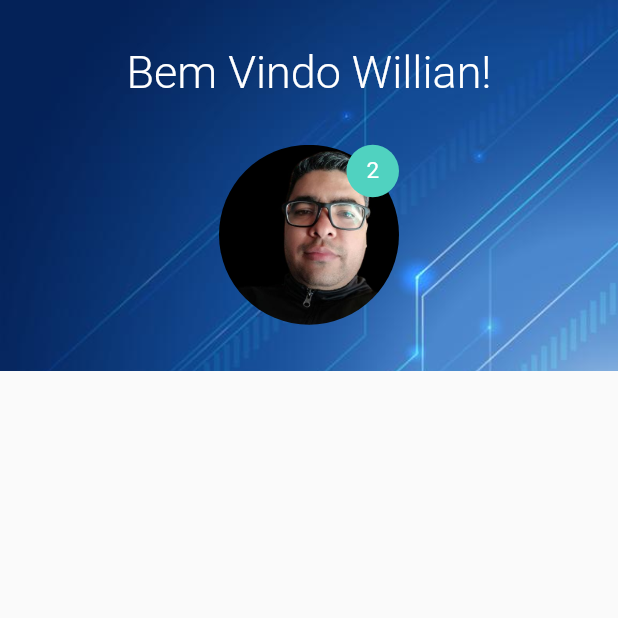
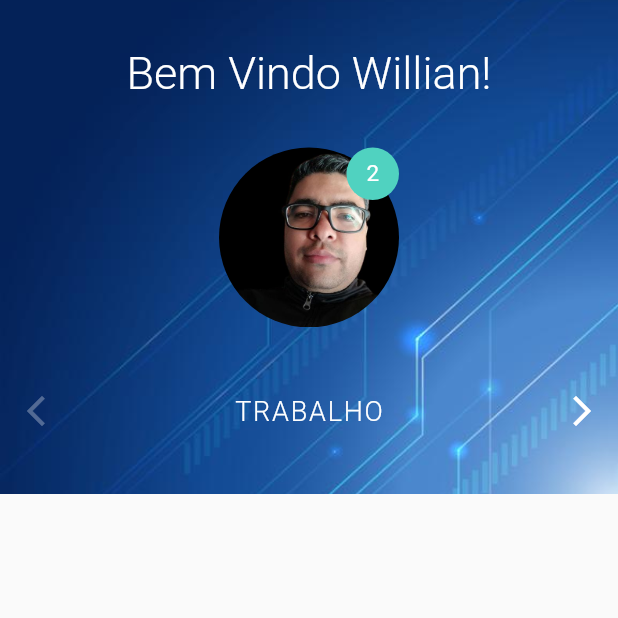
Before and after one commit to willianhsb/LoginFlutterAnima-o, a Flutter app: the screen it shows after launch, on a phone screen of 412 x 824 dp, the top half of it. Run offline on Flutter 3.47's test engine with Material 2 defaults, Android fonts, the phone set to English and light mode, and no system bars.

Commit message:
22-08-22Category

```diff
--- /dev/null
+++ b/lib/screen/home/widgets/category_view.dart
@@ -0,0 +1,62 @@
+// ignore_for_file: prefer_const_constructors, prefer_final_fields
+
+import 'package:flutter/material.dart';
+
+class CategoryView extends StatefulWidget {
+  const CategoryView({Key? key}) : super(key: key);
+
+  @override
+  State<CategoryView> createState() => _CategoryViewState();
+}
+
+class _CategoryViewState extends State<CategoryView> {
+
+  final List<String> categories = [
+    "Trabalho",
+    "Estudo",
+    "Mercado",
+  ];
+
+  int _category = 0;
+
+  void selectNext(){
+    setState(() {
+      _category++;
+    });
+  }
+  void selectBack(){
+    setState(() {
+      _category--;
+    });
+  }
+
+  @override
+  Widget build(BuildContext context) {
+    return Row(
+      mainAxisAlignment: MainAxisAlignment.spaceBetween,
+      children: <Widget>[
+        IconButton(
+          icon: Icon(Icons.arrow_back_ios_new),
+          color: Colors.white,
+          onPressed: _category > 0 ? selectBack : null,
+          disabledColor: Colors.white30,
+        ),
+        Text(
+          categories[_category].toUpperCase(),
+          style: TextStyle(
+            fontSize: 18,
+            letterSpacing: 1.2,
+            fontWeight: FontWeight.w300,
+            color: Colors.white
+          ),
+        ),
+        IconButton(
+          icon: Icon(Icons.arrow_forward_ios),
+          color: Colors.white,
+          disabledColor: Colors.white30,
+          onPressed: _category < categories.length -1 ? selectNext : null,
+        ),
+      ],
+    );
+  }
+}
--- a/lib/screen/home/widgets/home_top.dart
+++ b/lib/screen/home/widgets/home_top.dart
@@ -1,6 +1,8 @@
 // ignore_for_file: prefer_const_constructors, use_key_in_widget_constructors, prefer_const_constructors_in_immutables, prefer_const_literals_to_create_immutables, sort_child_properties_last
 
 import 'package:flutter/material.dart';
+
+import 'category_view.dart';
 
 class HomeTop extends StatelessWidget {
   final Animation<double?> containerGrow;
@@ -12,7 +14,7 @@ class HomeTop extends StatelessWidget {
     final screenSize = MediaQuery.of(context).size; //obtendo o tamanho da tela
 
     return Container(
-      height: screenSize.height * 0.3,
+      height: screenSize.height * 0.4,
       /*ocupando 30% da tela*/
       decoration: BoxDecoration(
         image: DecorationImage(
@@ -65,6 +67,7 @@ class HomeTop extends StatelessWidget {
                 ),
               ),
             ),
+            CategoryView(),
           ],
         ),
       ),
```
